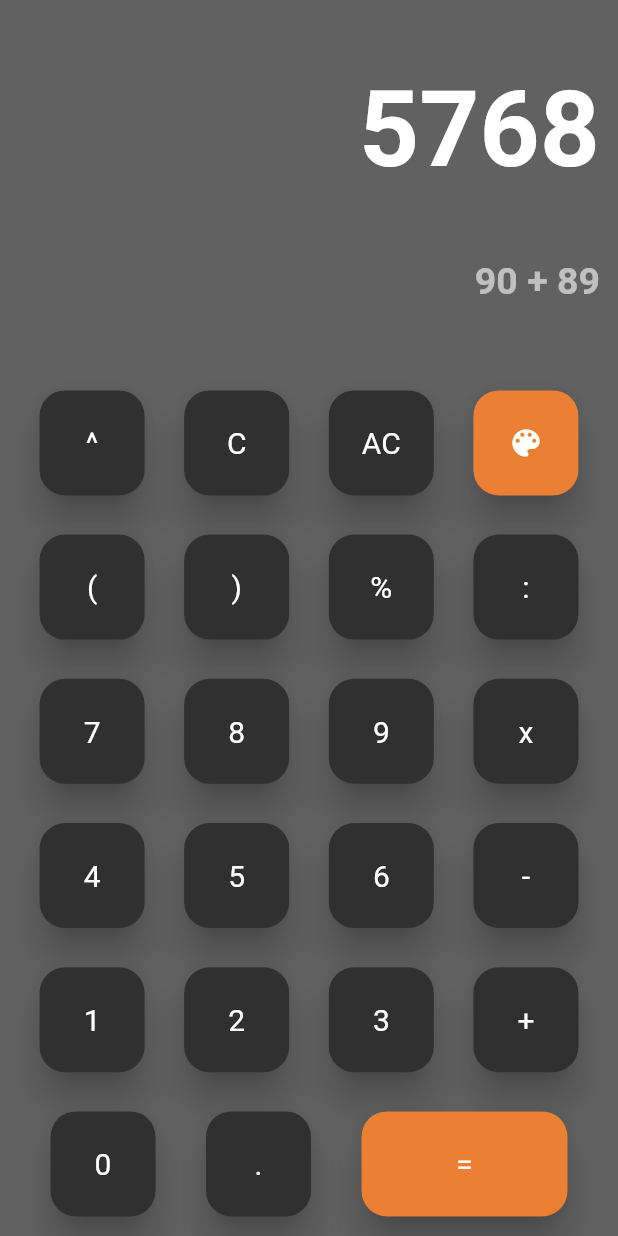
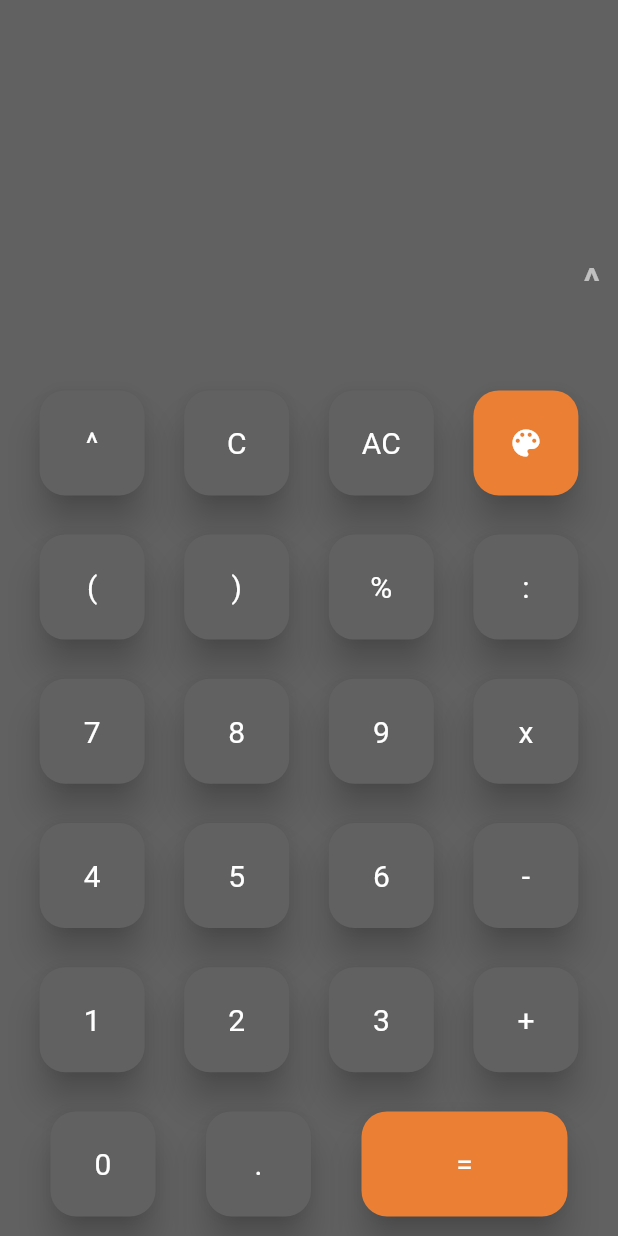
Before and after one commit to handika231/calculator-app, a Flutter app: the screen it shows after launch, after a tap on an icon or button, on a phone screen of 412 x 824 dp. Run offline on Flutter 3.47's test engine with Material 2 defaults, Android fonts, the phone set to English and light mode, and no system bars; our stand-ins replace get; missing offline and left inert: function_tree.

Commit message:
clear all app

```diff
--- a/lib/app/modules/home/controllers/home_controller.dart
+++ b/lib/app/modules/home/controllers/home_controller.dart
@@ -1,9 +1,30 @@
+import 'package:function_tree/function_tree.dart';
 import 'package:get/get.dart';
 
 class HomeController extends GetxController {
-  //TODO: Implement HomeController
+  var text = "".obs;
+  var result = "".obs;
 
-  final count = 0.obs;
+  void changeValue(String value) {
+    switch (value) {
+      case 'Clear':
+        text.value = text.substring(0, text.value.length - 1);
+        break;
+      case 'AllClear':
+        text.value = "";
+        result.value = "";
+        break;
+      default:
+        text.value += value;
+        break;
+    }
+  }
 
-  void increment() => count.value++;
+  void calculate() {
+    try {
+      result.value = '${text.value.interpret().toInt()}';
+    } catch (e) {
+      result.value = 'SOMETHING ERROR';
+    }
+  }
 }
--- a/lib/app/modules/home/views/home_view.dart
+++ b/lib/app/modules/home/views/home_view.dart
@@ -38,19 +38,23 @@ class HomeView extends GetView<HomeController> {
                   mainAxisAlignment: MainAxisAlignment.spaceEvenly,
                   crossAxisAlignment: CrossAxisAlignment.end,
                   children: [
-                    const Text(
-                      '5768',
-                      style: TextStyle(
+                    Obx(
+                      () => Text(
+                        controller.result.value,
+                        style: const TextStyle(
                           fontSize: 70,
                           fontWeight: FontWeight.bold,
                         ),
                       ),
-                    Text(
-                      '90 + 89',
+                    ),
+                    Obx(
+                      () => Text(
+                        controller.text.value,
                         style: TextStyle(
                           fontSize: 25,
                           fontWeight: FontWeight.w600,
                           color: context.theme.colorScheme.secondary,
+                        ),
                       ),
                     ),
                   ],
@@ -65,9 +69,9 @@ class HomeView extends GetView<HomeController> {
                   Row(
                     mainAxisAlignment: MainAxisAlignment.spaceEvenly,
                     children: [
-                      const CustomButton(text: '^'),
-                      const CustomButton(text: 'C'),
-                      const CustomButton(text: 'AC'),
+                      CustomButton(text: '^', value: '^'),
+                      CustomButton(text: 'C', value: 'Clear'),
+                      CustomButton(text: 'AC', value: 'AllClear'),
                       Flexible(
                         child: Material(
                           color: context.theme.primaryColor,
@@ -94,45 +98,75 @@ class HomeView extends GetView<HomeController> {
                   ),
                   Row(
                     mainAxisAlignment: MainAxisAlignment.spaceEvenly,
-                    children: const [
-                      CustomButton(text: '('),
-                      CustomButton(text: ')'),
-                      CustomButton(text: '%'),
-                      CustomButton(text: ':'),
-                    ],
+                    children: [
+                      CustomButton(
+                        text: '(',
+                        value: '(',
                       ),
-                  Row(
-                    mainAxisAlignment: MainAxisAlignment.spaceEvenly,
-                    children: const [
-                      CustomButton(text: '7'),
-                      CustomButton(text: '8'),
-                      CustomButton(text: '9'),
-                      CustomButton(text: 'x'),
-                    ],
-                  ),
-                  Row(
-                    mainAxisAlignment: MainAxisAlignment.spaceEvenly,
-                    children: const [
-                      CustomButton(text: '4'),
-                      CustomButton(text: '5'),
-                      CustomButton(text: '6'),
-                      CustomButton(text: '-'),
-                    ],
-                  ),
-                  Row(
-                    mainAxisAlignment: MainAxisAlignment.spaceEvenly,
-                    children: const [
-                      CustomButton(text: '1'),
-                      CustomButton(text: '2'),
-                      CustomButton(text: '3'),
-                      CustomButton(text: '+'),
+                      CustomButton(text: ')', value: ')'),
+                      CustomButton(text: '%', value: '%'),
+                      CustomButton(text: ':', value: '/'),
                     ],
                   ),
                   Row(
                     mainAxisAlignment: MainAxisAlignment.spaceEvenly,
                     children: [
-                      const CustomButton(text: '0'),
-                      const CustomButton(text: '.'),
+                      CustomButton(
+                        text: '7',
+                        value: '7',
+                      ),
+                      CustomButton(
+                        text: '8',
+                        value: '8',
+                      ),
+                      CustomButton(
+                        text: '9',
+                        value: '9',
+                      ),
+                      CustomButton(
+                        text: 'x',
+                        value: '*',
+                      ),
+                    ],
+                  ),
+                  Row(
+                    mainAxisAlignment: MainAxisAlignment.spaceEvenly,
+                    children: [
+                      CustomButton(text: '4', value: '4'),
+                      CustomButton(text: '5', value: '5'),
+                      CustomButton(text: '6', value: '6'),
+                      CustomButton(text: '-', value: '-'),
+                    ],
+                  ),
+                  Row(
+                    mainAxisAlignment: MainAxisAlignment.spaceEvenly,
+                    children: [
+                      CustomButton(
+                        text: '1',
+                        value: '1',
+                      ),
+                      CustomButton(
+                        text: '2',
+                        value: '2',
+                      ),
+                      CustomButton(
+                        text: '3',
+                        value: '3',
+                      ),
+                      CustomButton(
+                        text: '+',
+                        value: '+',
+                      ),
+                    ],
+                  ),
+                  Row(
+                    mainAxisAlignment: MainAxisAlignment.spaceEvenly,
+                    children: [
+                      CustomButton(
+                        text: '0',
+                        value: '0',
+                      ),
+                      CustomButton(text: '.', value: '.'),
                       Expanded(
                         child: Material(
                           color: context.theme.primaryColor,
@@ -140,7 +174,9 @@ class HomeView extends GetView<HomeController> {
                           elevation: 10,
                           child: InkWell(
                             borderRadius: BorderRadius.circular(17),
-                            onTap: () {},
+                            onTap: () {
+                              controller.calculate();
+                            },
                             child: const SizedBox(
                               height: 70,
                               width: 70,
--- a/lib/app/widgets/custom_button.dart
+++ b/lib/app/widgets/custom_button.dart
@@ -1,18 +1,26 @@
 import 'package:flutter/material.dart';
+import 'package:get/get.dart';
+
+import '../modules/home/controllers/home_controller.dart';
 
 class CustomButton extends StatelessWidget {
   final String text;
-  const CustomButton({Key? key, required this.text}) : super(key: key);
-
+  final String value;
+  CustomButton({Key? key, required this.text, required this.value})
+      : super(key: key);
+  final controller = Get.find<HomeController>();
   @override
   Widget build(BuildContext context) {
     return Flexible(
       child: Material(
+        color: context.theme.backgroundColor,
         borderRadius: BorderRadius.circular(17),
         elevation: 10,
         child: InkWell(
           borderRadius: BorderRadius.circular(17),
-          onTap: () {},
+          onTap: () {
+            controller.changeValue(value);
+          },
           child: SizedBox(
             height: 70,
             width: 70,
```
Lines whose indentation alone changed are shown as unchanged.
